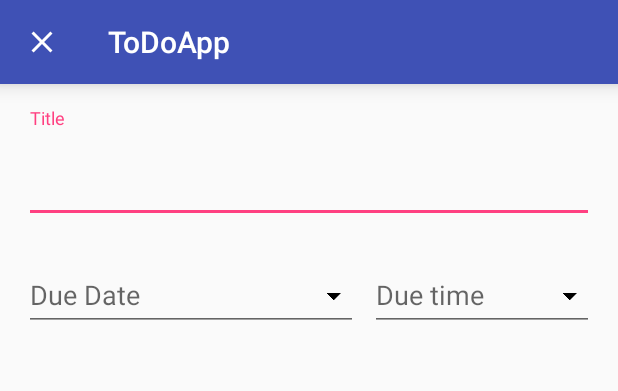
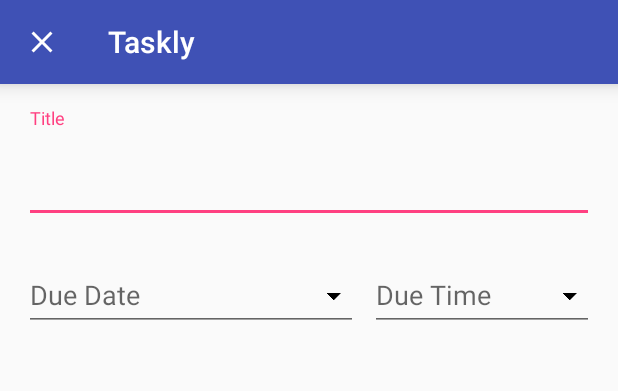
Before and after one commit to saipraneshm/ToDoApp, an Android app: the layout dialog_full_screen.xml on its own in the app's theme, with its tools: preview values and no code run, on a phone screen of 412 x 824 dp. Shown: the top 391 px of the screen. Run offline under Robolectric (Android 15) with nearby library versions, the phone set to English and light mode, and no system bars.

Commit message:
Minor fixes

```diff
--- a/ToDoApp/app/src/main/java/com/codepath/preassignment/todoapp/fragments/ToDoListFragment.java
+++ b/ToDoApp/app/src/main/java/com/codepath/preassignment/todoapp/fragments/ToDoListFragment.java
@@ -81,7 +81,8 @@ public class ToDoListFragment extends Fragment {
 
 
         View view = inflater.inflate(R.layout.fragment_to_do_list, container, false);
-        ((AppCompatActivity)getActivity()).setSupportActionBar((Toolbar) view.findViewById(R.id.toolbar));
+        Toolbar toolbar = (Toolbar) view.findViewById(R.id.toolbar);
+        ((AppCompatActivity)getActivity()).setSupportActionBar(toolbar);
         mRecyclerView = (RecyclerView) view.findViewById(R.id.todo_list_rv);
         mLinearLayout = (LinearLayout) view.findViewById(R.id.display_add_item_ll);
         mAddItemButton = (AppCompatButton) view.findViewById(R.id.add_item_button);
@@ -94,7 +95,7 @@ public class ToDoListFragment extends Fragment {
             }
         });
 
-       updateUI();
+        updateUI();
 
         mRecyclerView.setLayoutManager(new LinearLayoutManager(getActivity()));
         mAdapter = new ToDoListRecyclerViewAdapter(getActivity(), mDB.getAllItems());
--- a/ToDoApp/app/src/main/res/layout/dialog_full_screen.xml
+++ b/ToDoApp/app/src/main/res/layout/dialog_full_screen.xml
@@ -43,7 +43,7 @@
                     android:id="@+id/title_edit_text"
                     android:layout_width="match_parent"
                     android:layout_height="wrap_content"
-                    android:hint="Title"
+                    android:hint="@string/title"
                     android:textAppearance="@style/TextAppearance.AppCompat.Display1"/>
             </android.support.design.widget.TextInputLayout>
 
@@ -76,7 +76,7 @@
                         android:focusable="false"
                         android:drawableRight="@drawable/ic_arrow_drop_down_black_24dp"
                         android:drawableEnd="@drawable/ic_arrow_drop_down_black_24dp"
-                        android:hint="Due Date"/>
+                        android:hint="@string/due_date"/>
                 </android.support.design.widget.TextInputLayout>
 
                 <android.support.design.widget.TextInputLayout
@@ -92,7 +92,7 @@
                         android:focusable="false"
                         android:drawableRight="@drawable/ic_arrow_drop_down_black_24dp"
                         android:drawableEnd="@drawable/ic_arrow_drop_down_black_24dp"
-                        android:hint="Due time"/>
+                        android:hint="@string/due_time"/>
                 </android.support.design.widget.TextInputLayout>
             </LinearLayout>
 
@@ -116,7 +116,7 @@
                     android:focusable="false"
                     android:drawableRight="@drawable/ic_arrow_drop_down_black_24dp"
                     android:drawableEnd="@drawable/ic_arrow_drop_down_black_24dp"
-                    android:hint="Priority"/>
+                    android:hint="@string/priority"/>
             </android.support.design.widget.TextInputLayout>
 
             <android.support.design.widget.TextInputLayout
@@ -161,7 +161,7 @@
                     android:focusable="false"
                     android:drawableRight="@drawable/ic_arrow_drop_down_black_24dp"
                     android:drawableEnd="@drawable/ic_arrow_drop_down_black_24dp"
-                    android:hint="Item Status"/>
+                    android:hint="@string/item_status"/>
             </android.support.design.widget.TextInputLayout>
 
             <android.support.design.widget.TextInputLayout
@@ -183,7 +183,7 @@
                     android:visibility="gone"
                     android:layout_width="match_parent"
                     android:layout_height="wrap_content"
-                    android:hint="Assigned To"/>
+                    android:hint="@string/assigned_to"/>
             </android.support.design.widget.TextInputLayout>
 
         </android.support.constraint.ConstraintLayout>
--- a/ToDoApp/app/src/main/res/layout/todo_item_layout.xml
+++ b/ToDoApp/app/src/main/res/layout/todo_item_layout.xml
@@ -38,7 +38,7 @@
       android:layout_marginLeft="16dp"
       android:layout_marginStart="16dp"
       android:layout_weight="1"
-      android:orientation="vertical">
+      android:orientation="horizontal">
 
 
    <android.support.v7.widget.AppCompatTextView
--- a/ToDoApp/app/src/main/res/values/strings.xml
+++ b/ToDoApp/app/src/main/res/values/strings.xml
@@ -1,5 +1,5 @@
 <resources>
-    <string name="app_name">ToDoApp</string>
+    <string name="app_name">Taskly</string>
 
     <!-- TODO: Remove or change this placeholder text -->
     <string name="sample_title">Sample title</string>
@@ -27,4 +27,11 @@
     <string name="added_new_item">Item added to the list</string>
     <string name="modified_existing_item">Modified item successfully</string>
     <string name="deleted_item">Item deleted successfully</string>
+    <string name="title">Title</string>
+    <string name="due_date">Due Date</string>
+    <string name="due_time">Due Time</string>
+    <string name="priority">Priority</string>
+    <string name="item_status">Item Status</string>
+    <string name="assigned_to">Assigned To</string>
+    <string name="time_picker_title">Due time</string>
 </resources>
```
Also changed, not shown: ToDoApp/app/src/main/AndroidManifest.xml (+2 -5 lines), ToDoApp/app/src/main/java/com/codepath/preassignment/todoapp/activity/ToDoListDialogActivity.java (deleted, +0 -31 lines), ToDoApp/app/src/main/java/com/codepath/preassignment/todoapp/fragments/dialogs/TimePickerDialogFragment.java (+4 -4 lines), ToDoApp/app/src/main/java/com/codepath/preassignment/todoapp/fragments/dialogs/ToDoListFullScreenDialogFragment.java (+62 -20 lines), ToDoApp/app/src/main/ic_launcher_custom-web.png (added), ToDoApp/app/src/main/res/mipmap-hdpi/ic_custom_launcher_round.png (added), ToDoApp/app/src/main/res/mipmap-hdpi/ic_launcher_custom.png (added), ToDoApp/app/src/main/res/mipmap-mdpi/ic_custom_launcher_round.png (added), ToDoApp/app/src/main/res/mipmap-mdpi/ic_launcher_custom.png (added), ToDoApp/app/src/main/res/mipmap-xhdpi/ic_custom_launcher_round.png (added), ToDoApp/app/src/main/res/mipmap-xhdpi/ic_launcher_custom.png (added), ToDoApp/app/src/main/res/mipmap-xxhdpi/ic_custom_launcher_round.png (added), ToDoApp/app/src/main/res/mipmap-xxhdpi/ic_launcher_custom.png (added), ToDoApp/app/src/main/res/mipmap-xxxhdpi/ic_custom_launcher_round.png (added), 1 more files.
